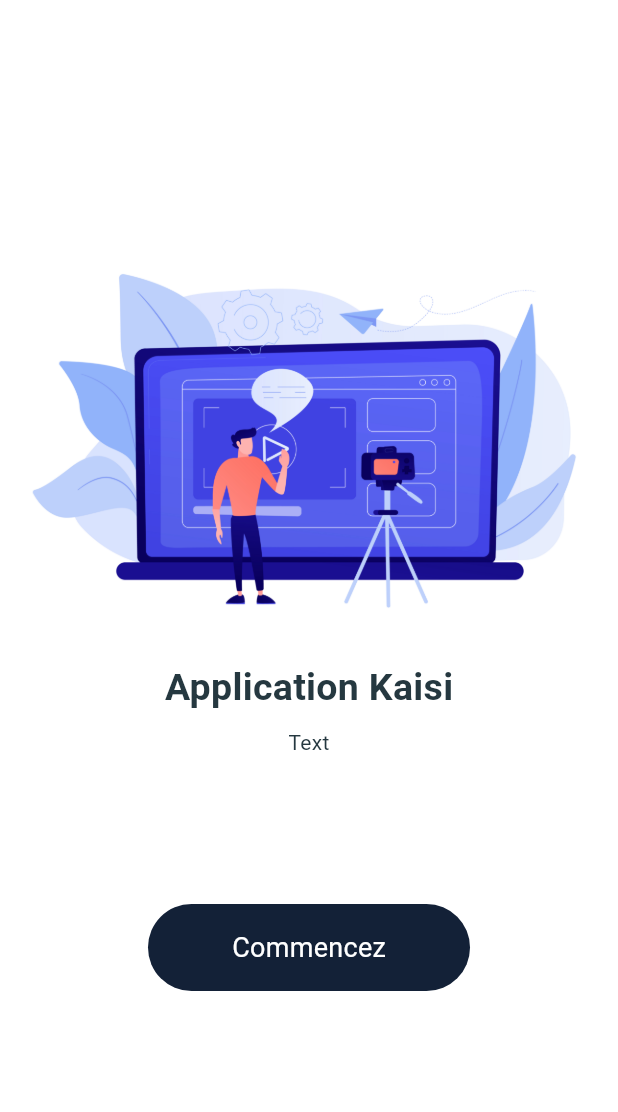
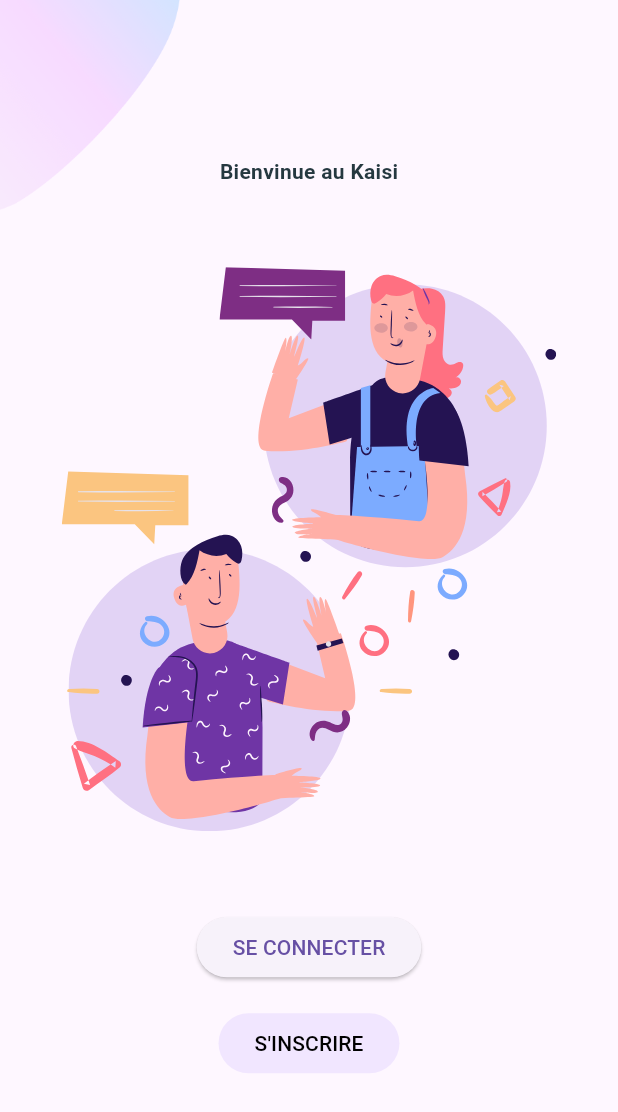
Before and after one commit to Amine0320/Kaisi_Mobile_App, a Flutter app: the screen it shows after launch, on a phone screen of 412 x 824 dp. Shown: the top 1112 px of the screen. Run offline on Flutter 3.47's test engine with Material 3 defaults, Android fonts, the phone set to English and light mode, and no system bars; our stand-ins replace bloc, cached_network_image, cloud_firestore, connectivity_plus, equatable, firebase_auth and 11 more; missing offline and left inert: conditional_questions; accounts and stored records are empty; Roboto replaces fonts that are missing (WorkSans).

Commit message:
Flixing Second Welcome Page

```diff
--- a/lib/Screens/Welcome/components/login_signup_btn.dart
+++ b/lib/Screens/Welcome/components/login_signup_btn.dart
@@ -1,54 +1,54 @@
-// import 'package:flutter/material.dart';
-// import '../../../contants/routes.dart';
-// import '../../Login/login_screen.dart';
-// import '../../Signup/signup_screen.dart';
+import 'package:flutter/material.dart';
+import 'package:kaisi_app/Screens/AuthentificationF/Login/login_screen.dart';
+import 'package:kaisi_app/Screens/AuthentificationF/Signup/signup_screen.dart';
+import 'package:kaisi_app/utilities/constants/colors.dart';
 
-// class LoginAndSignupBtn extends StatelessWidget {
-//   const LoginAndSignupBtn({
-//     Key? key,
-//   }) : super(key: key);
+class LoginAndSignupBtn extends StatelessWidget {
+  const LoginAndSignupBtn({
+    Key? key,
+  }) : super(key: key);
 
-//   @override
-//   Widget build(BuildContext context) {
-//     return Column(
-//       children: [
-//         ElevatedButton(
-//           onPressed: () {
-//             Navigator.push(
-//               context,
-//               MaterialPageRoute(
-//                 builder: (context) {
-//                   return const LoginScreen();
-//                 },
-//               ),
-//             );
-//           },
-//           child: Text(
-//             "Se connecter".toUpperCase(),
-//           ),
-//         ),
-//         const SizedBox(height: 16),
-//         ElevatedButton(
-//           onPressed: () {
-//             Navigator.push(
-//               context,
-//               MaterialPageRoute(
-//                 builder: (context) {
-//                   return const SignUpScreen();
-//                 },
-//               ),
-//             );
-//           },
-//           style: ElevatedButton.styleFrom(
-//             backgroundColor: kPrimaryLightColor,
-//             elevation: 0,
-//           ),
-//           child: Text(
-//             "S'inscrire".toUpperCase(),
-//             style: const TextStyle(color: Colors.black),
-//           ),
-//         ),
-//       ],
-//     );
-//   }
-// }
+  @override
+  Widget build(BuildContext context) {
+    return Column(
+      children: [
+        ElevatedButton(
+          onPressed: () {
+            Navigator.push(
+              context,
+              MaterialPageRoute(
+                builder: (context) {
+                  return const LoginScreen();
+                },
+              ),
+            );
+          },
+          child: Text(
+            "Se connecter".toUpperCase(),
+          ),
+        ),
+        const SizedBox(height: 16),
+        ElevatedButton(
+          onPressed: () {
+            Navigator.push(
+              context,
+              MaterialPageRoute(
+                builder: (context) {
+                  return const SignUpScreen();
+                },
+              ),
+            );
+          },
+          style: ElevatedButton.styleFrom(
+            backgroundColor: kPrimaryLightColor,
+            elevation: 0,
+          ),
+          child: Text(
+            "S'inscrire".toUpperCase(),
+            style: const TextStyle(color: Colors.black),
+          ),
+        ),
+      ],
+    );
+  }
+}
--- a/lib/Screens/Welcome/components/welcome_image.dart
+++ b/lib/Screens/Welcome/components/welcome_image.dart
@@ -1,34 +1,34 @@
-// import 'package:flutter/material.dart';
-// import 'package:flutter_svg/flutter_svg.dart';
-// import '../../../contants/routes.dart';
+import 'package:flutter/material.dart';
+import 'package:flutter_svg/flutter_svg.dart';
+import 'package:kaisi_app/utilities/constants/colors.dart';
 
-// class WelcomeImage extends StatelessWidget {
-//   const WelcomeImage({
-//     Key? key,
-//   }) : super(key: key);
-//   @override
-//   Widget build(BuildContext context) {
-//     return Column(
-//       children: [
-//         const Text(
-//           "Bienvinue au Kaisi",
-//           style: TextStyle(fontWeight: FontWeight.bold),
-//         ),
-//         const SizedBox(height: defaultPadding * 2),
-//         Row(
-//           children: [
-//             const Spacer(),
-//             Expanded(
-//               flex: 8,
-//               child: SvgPicture.asset(
-//                 "assets/icons/chat.svg",
-//               ),
-//             ),
-//             const Spacer(),
-//           ],
-//         ),
-//         const SizedBox(height: defaultPadding * 2),
-//       ],
-//     );
-//   }
-// }
+class WelcomeImage extends StatelessWidget {
+  const WelcomeImage({
+    Key? key,
+  }) : super(key: key);
+  @override
+  Widget build(BuildContext context) {
+    return Column(
+      children: [
+        const Text(
+          "Bienvinue au Kaisi",
+          style: TextStyle(fontWeight: FontWeight.bold),
+        ),
+        const SizedBox(height: defaultPadding * 2),
+        Row(
+          children: [
+            const Spacer(),
+            Expanded(
+              flex: 8,
+              child: SvgPicture.asset(
+                "assets/icons/chat.svg",
+              ),
+            ),
+            const Spacer(),
+          ],
+        ),
+        const SizedBox(height: defaultPadding * 2),
+      ],
+    );
+  }
+}
--- a/lib/Screens/Welcome/welcome_screen.dart
+++ b/lib/Screens/Welcome/welcome_screen.dart
@@ -1,67 +1,67 @@
-// import 'package:flutter/material.dart';
-// import '../../components/background.dart';
-// import '../../responsive.dart';
-// import 'components/login_signup_btn.dart';
-// import 'components/welcome_image.dart';
+import 'package:flutter/material.dart';
+import 'package:kaisi_app/Screens/AuthentificationF/components/background.dart';
+import 'package:kaisi_app/Screens/HomeScreen/Components/responsive.dart';
+import 'components/login_signup_btn.dart';
+import 'components/welcome_image.dart';
 
-// class WelcomeScreen extends StatelessWidget {
-//   const WelcomeScreen({Key? key}) : super(key: key);
+class WelcomeScreen extends StatelessWidget {
+  const WelcomeScreen({Key? key}) : super(key: key);
 
-//   @override
-//   Widget build(BuildContext context) {
-//     return const Background(
-//       child: SingleChildScrollView(
-//         child: SafeArea(
-//           child: Responsive(
-//             desktop: Row(
-//               mainAxisAlignment: MainAxisAlignment.end,
-//               children: [
-//                 Expanded(
-//                   child: WelcomeImage(),
-//                 ),
-//                 Expanded(
-//                   child: Row(
-//                     mainAxisAlignment: MainAxisAlignment.center,
-//                     children: [
-//                       SizedBox(
-//                         width: 450,
-//                         child: LoginAndSignupBtn(),
-//                       ),
-//                     ],
-//                   ),
-//                 ),
-//               ],
-//             ),
-//             mobile: MobileWelcomeScreen(),
-//           ),
-//         ),
-//       ),
-//     );
-//   }
-// }
+  @override
+  Widget build(BuildContext context) {
+    return const Background(
+      child: SingleChildScrollView(
+        child: SafeArea(
+          child: Responsive(
+            desktop: Row(
+              mainAxisAlignment: MainAxisAlignment.end,
+              children: [
+                Expanded(
+                  child: WelcomeImage(),
+                ),
+                Expanded(
+                  child: Row(
+                    mainAxisAlignment: MainAxisAlignment.center,
+                    children: [
+                      SizedBox(
+                        width: 450,
+                        child: LoginAndSignupBtn(),
+                      ),
+                    ],
+                  ),
+                ),
+              ],
+            ),
+            mobile: MobileWelcomeScreen(),
+          ),
+        ),
+      ),
+    );
+  }
+}
 
-// class MobileWelcomeScreen extends StatelessWidget {
-//   const MobileWelcomeScreen({
-//     Key? key,
-//   }) : super(key: key);
+class MobileWelcomeScreen extends StatelessWidget {
+  const MobileWelcomeScreen({
+    Key? key,
+  }) : super(key: key);
 
-//   @override
-//   Widget build(BuildContext context) {
-//     return const Column(
-//       mainAxisAlignment: MainAxisAlignment.center,
-//       children: <Widget>[
-//         WelcomeImage(),
-//         Row(
-//           children: [
-//             Spacer(),
-//             Expanded(
-//               flex: 8,
-//               child: LoginAndSignupBtn(),
-//             ),
-//             Spacer(),
-//           ],
-//         ),
-//       ],
-//     );
-//   }
-// }
+  @override
+  Widget build(BuildContext context) {
+    return const Column(
+      mainAxisAlignment: MainAxisAlignment.center,
+      children: <Widget>[
+        WelcomeImage(),
+        Row(
+          children: [
+            Spacer(),
+            Expanded(
+              flex: 8,
+              child: LoginAndSignupBtn(),
+            ),
+            Spacer(),
+          ],
+        ),
+      ],
+    );
+  }
+}
--- a/lib/main.dart
+++ b/lib/main.dart
@@ -18,6 +18,7 @@ import 'package:kaisi_app/Screens/SideBar/my_coach/Situation/components/Question
 import 'package:kaisi_app/Screens/SideBar/my_coach/Situation/situation_screen.dart';
 import 'package:kaisi_app/Screens/SideBar/profile/change_name.dart';
 import 'package:kaisi_app/Screens/SideBar/profile/profile_screen.dart';
+import 'package:kaisi_app/Screens/Welcome/welcome_screen.dart';
 import 'package:kaisi_app/auth/auth_service.dart';
 import 'package:kaisi_app/controllers/user_controller.dart';
 import 'package:kaisi_app/firebase_options.dart';
@@ -124,10 +125,12 @@ class HomePage extends StatelessWidget {
           final user = AuthService.firebase().currentUser;
           if (user != null) {
             // If user is authenticated, navigate to home screen
-            return const NavigationHomeScreen();
+            // return const NavigationHomeScreen();
+            return const WelcomeScreen();
           } else {
             // If user is not authenticated, show introduction screen
-            return const IntroductionAnimationScreen();
+            // return const IntroductionAnimationScreen();
+            return const WelcomeScreen();
           }
         }
       },
```
